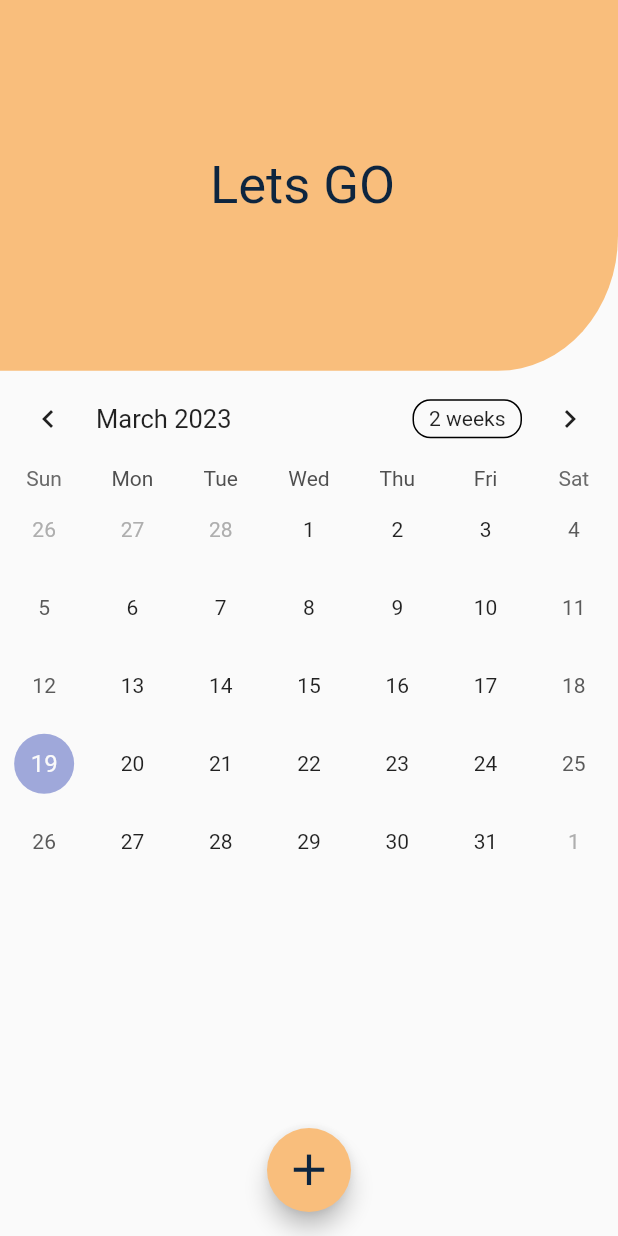
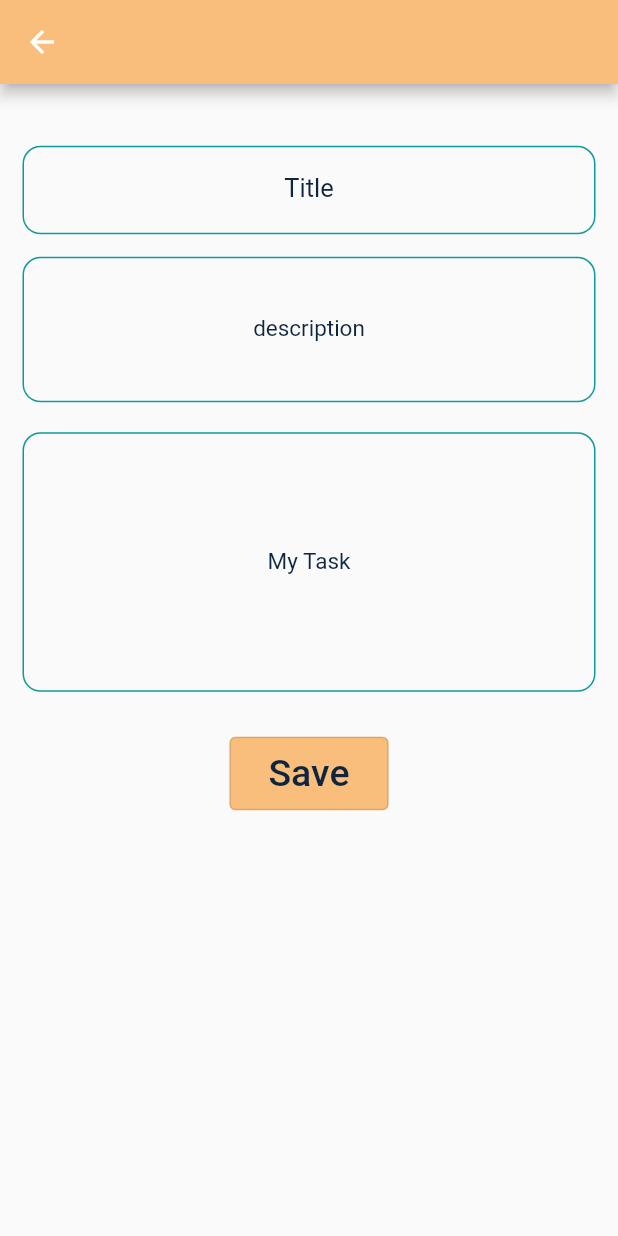
Before and after one commit to miladshenava/MyTodo_List, a Flutter app: the screen it shows after launch, after a tap on the "add" icon, on a phone screen of 412 x 824 dp. Run offline on Flutter 3.47's test engine with Material 2 defaults, Android fonts, the phone set to English and light mode, and no system bars; drawn by our look-alikes of table_calendar; our stand-ins replace google_fonts, hive, hive_flutter; accounts and stored records are empty; generated files the repository leaves out were written again; Roboto replaces fonts that are missing (Ubuntu).

Commit message:
final project

```diff
--- a/lib/main.dart
+++ b/lib/main.dart
@@ -1,8 +1,12 @@
 import 'package:flutter/material.dart';
+import 'package:hive_flutter/hive_flutter.dart';
 import 'package:memory_game/ui/homePage.dart';
+import 'models/todo.dart';
 
 
-void main() {
+void main() async{
+  await Hive.initFlutter();
+  Hive.registerAdapter(todoAdapter());
   runApp(const MyApp());
 }
 
--- a/lib/models/todo.dart
+++ b/lib/models/todo.dart
@@ -0,0 +1,16 @@
+import 'package:hive/hive.dart';
+part 'todo.g.dart';
+
+@HiveType(typeId : 1)
+class todo{
+  @HiveField(0)
+  String title = '';
+
+  @HiveField(1)
+  String description = '';
+
+  @HiveField(2)
+  String myTask = '';
+  todo({required this.title, required this.description, required this.myTask});
+
+}
--- a/lib/ui/homePage.dart
+++ b/lib/ui/homePage.dart
@@ -1,9 +1,13 @@
-
 import 'package:flutter/cupertino.dart';
 import 'package:flutter/material.dart';
 import 'package:google_fonts/google_fonts.dart';
+import 'package:hive/hive.dart';
+import 'package:memory_game/ui/taskPage.dart';
 import 'package:memory_game/ui/ui_helper/constant.dart';
+import 'package:hive_flutter/hive_flutter.dart';
 import 'package:table_calendar/table_calendar.dart';
+
+import '../models/todo.dart';
 
 class HomePage extends StatefulWidget {
   const HomePage({Key? key}) : super(key: key);
@@ -15,18 +19,16 @@ class HomePage extends StatefulWidget {
 class _HomePageState extends State<HomePage> {
   @override
   Widget build(BuildContext context) {
-    var width = MediaQuery
-        .of(context)
-        .size
-        .width;
-    var height = MediaQuery
-        .of(context)
-        .size
-        .height;
+    var width = MediaQuery.of(context).size.width;
+    var height = MediaQuery.of(context).size.height;
 
     return Scaffold(
       floatingActionButton: FloatingActionButton(
-        onPressed: () {},
+        onPressed: () {
+          Navigator.push(context, MaterialPageRoute(builder: (context) {
+            return const TaskPage();
+          }));
+        },
         backgroundColor: kcreem,
         child: const Icon(
           Icons.add,
@@ -43,17 +45,13 @@ class _HomePageState extends State<HomePage> {
               shape: BoxShape.rectangle,
               borderRadius: BorderRadius.only(
                 bottomRight: Radius.elliptical(80, 90),
-
               ),
-
             ),
-
             width: width,
             height: height * 0.3,
             child: Row(
               mainAxisAlignment: MainAxisAlignment.spaceEvenly,
               children: [
-
                 Text(
                   'Lets GO ',
                   style: GoogleFonts.ubuntu(fontSize: 35, color: kblackBlu),
@@ -62,16 +60,124 @@ class _HomePageState extends State<HomePage> {
             ),
           ),
           Container(
-            child: TableCalendar(
-              firstDay: DateTime.utc(2010, 10, 16),
-              lastDay: DateTime.utc(2030, 3, 14),
-              focusedDay: DateTime.now(),
+            height: height*0.7,
+            child: FutureBuilder(
+              future: loadeData(),
+              builder: (context, snapshot) {
+                if (snapshot.hasData) {
+                  return ListViewBuilder();
+                } else {
+                  return Center(
+                    child: Container(
+                      height: 60,
+                      width: 60,
+                      decoration: BoxDecoration(
+                          color: Colors.black87,
+                          borderRadius: BorderRadius.circular(10)),
+                      child: const Padding(
+                        padding: EdgeInsets.all(10),
+                        child: CircularProgressIndicator(
+                          valueColor:
+                              AlwaysStoppedAnimation<Color>(Colors.blueAccent),
+                        ),
+                      ),
+                    ),
+                  );
+                }
+              },
             ),
-
-
           ),
         ],
       ),
     );
   }
+
+  Future<Box> loadeData() {
+    return Hive.openBox('todo');
+  }
+
+  Widget ListViewBuilder() {
+    final TodoBox = Hive.box('todo');
+    return ValueListenableBuilder(
+        valueListenable: TodoBox.listenable(),
+        builder: (context, Box box, _) {
+          if (box.isEmpty) {
+            return const Center(
+              child: Padding(
+                padding: EdgeInsets.only(top: 50),
+                child: Text(
+                  'NO Iteam',
+                  style: TextStyle(fontSize: 30, color: kblackBlu),
+                ),
+              ),
+            );
+          } else {
+            return GridView.builder(
+                gridDelegate: const SliverGridDelegateWithFixedCrossAxisCount(
+                    crossAxisCount: 2),
+                scrollDirection: Axis.vertical,
+                shrinkWrap: true,
+                itemCount: TodoBox.length,
+                itemBuilder: (context, index) {
+                  final todo Todo = box.getAt(index);
+                  return Padding(
+                    padding: const EdgeInsets.all(8.0),
+                    child: InkWell(
+                      onTap: () {
+
+                      },
+                      child: Container(
+                        decoration: const BoxDecoration(
+                          color: kblackBlu,
+                          shape: BoxShape.rectangle,
+                          borderRadius: BorderRadius.only(
+                            bottomRight: Radius.elliptical(40, 60),
+                          ),
+                        ),
+                        height: 100,
+                        child: Column(
+                          children: [
+                            Row(
+                              mainAxisAlignment: MainAxisAlignment.end,
+                              children: [
+                                IconButton(
+                                  color: kred,
+                                    alignment: Alignment.bottomLeft,
+                                    onPressed: () {remove(index);},
+                                    icon: Icon(Icons.remove_circle_outline)),
+                              ],
+                            ),
+                            Row(
+                              mainAxisAlignment: MainAxisAlignment.center,
+                              children: [
+                                Container(
+                                  height: 120,
+                                  width:130,
+                                  child: Padding(
+                                    padding: const EdgeInsets.only(
+                                        right: 10, top: 10),
+                                    child: Text(
+                                      Todo.title,
+                                      style: GoogleFonts.ubuntu(
+                                          fontSize: 20, color: kwite),
+                                    ),
+                                  ),
+                                ),
+                              ],
+                            )
+                          ],
+                        ),
+                      ),
+                    ),
+                  );
+                });
+          }
+        });
+  }
+
+  remove(int index) {
+    Box box = Hive.box('todo');
+    box.deleteAt(index);
+    print('remove');
+  }
 }
--- a/lib/ui/taskPage.dart
+++ b/lib/ui/taskPage.dart
@@ -0,0 +1,131 @@
+import 'package:flutter/cupertino.dart';
+import 'package:flutter/material.dart';
+import 'package:google_fonts/google_fonts.dart';
+import 'package:hive/hive.dart';
+import 'package:memory_game/models/todo.dart';
+import 'package:memory_game/ui/ui_helper/constant.dart';
+import 'package:path_provider/path_provider.dart';
+
+
+class TaskPage extends StatefulWidget {
+  const TaskPage({Key? key}) : super(key: key);
+
+  @override
+  State<TaskPage> createState() => _TaskPageState();
+}
+
+class _TaskPageState extends State<TaskPage> {
+  TextEditingController titleController = TextEditingController();
+  TextEditingController description = TextEditingController();
+  TextEditingController MyTask = TextEditingController();
+
+  @override
+  Widget build(BuildContext context) {
+    final height = MediaQuery.of(context).size.height;
+
+    return Scaffold(
+      appBar: AppBar(
+        backgroundColor: kcreem,
+      ),
+      body: SingleChildScrollView(
+        child: Column(
+          crossAxisAlignment: CrossAxisAlignment.center,
+          children: [
+            SizedBox(
+              height: height * 0.05,
+            ),
+            Padding(
+              padding: const EdgeInsets.only(left: 15, right: 15),
+              child: TextField(
+                  controller: titleController,
+                  decoration: InputDecoration(
+                    label: Center(
+                        child: Text(
+                      'Title',
+                      style: GoogleFonts.ubuntu(
+                        fontSize: 17,
+                        color: kblackBlu,
+                      ),
+                    )),
+                    enabledBorder: OutlineInputBorder(
+                        borderSide: BorderSide(width: 1, color: kgreenBlu),
+                        borderRadius: BorderRadius.circular(12)),
+                    focusedBorder: OutlineInputBorder(
+                        borderSide: BorderSide(width: 1, color: kgreenBlu)),
+                  )),
+            ),
+            Padding(
+              padding: const EdgeInsets.only(
+                  left: 15, right: 15, top: 15, bottom: 20),
+              child: TextField(
+                  maxLines: 3,
+                  controller: description,
+                  decoration: InputDecoration(
+                    label: Center(
+                        child: Text(
+                      'description',
+                      style: GoogleFonts.ubuntu(
+                        fontSize: 15,
+                        color: kblackBlu,
+                      ),
+                    )),
+                    enabledBorder: OutlineInputBorder(
+                        borderSide: BorderSide(width: 1, color: kgreenBlu),
+                        borderRadius: BorderRadius.circular(12)),
+                    focusedBorder: OutlineInputBorder(
+                        borderSide: BorderSide(width: 1, color: kgreenBlu)),
+                  )),
+            ),
+            Padding(
+              padding: const EdgeInsets.only(left: 15, right: 15, bottom: 30),
+              child: TextField(
+                  maxLines: 7,
+                  controller: MyTask,
+                  decoration: InputDecoration(
+                    label: Center(
+                        child: Text(
+                      'My Task',
+                      style: GoogleFonts.ubuntu(
+                        fontSize: 15,
+                        color: kblackBlu,
+                      ),
+                    )),
+                    enabledBorder: OutlineInputBorder(
+                        borderSide:
+                            const BorderSide(width: 1, color: kgreenBlu),
+                        borderRadius: BorderRadius.circular(12)),
+                    focusedBorder: const OutlineInputBorder(
+                        borderSide: BorderSide(width: 1, color: kgreenBlu)),
+                  )),
+            ),
+            OutlinedButton(
+              style: ElevatedButton.styleFrom(
+                primary: kcreem,
+                onPrimary: Colors.white,
+              ),
+              onPressed: onButtenPres,
+              child: const Padding(
+                padding: EdgeInsets.all(10),
+                child: Text(
+                  'Save',
+                  style: TextStyle(fontSize: 25, color: kblackBlu),
+                ),
+              ),
+            )
+          ],
+        ),
+      ),
+    );
+  }
+  onButtenPres(){
+    String valu = titleController.text;
+    print(valu);
+    add(title: titleController.text, description: description.text, myTask: MyTask.text);
+  }
+  add({required String title , required String description, required String myTask}) async{
+  var box = await Hive.openBox('todo');
+  todo Todo = todo(title: title, description: description, myTask: myTask);
+  int result =await box.add(Todo);
+  print(result);
+  }
+}
--- a/lib/ui/ui_helper/constant.dart
+++ b/lib/ui/ui_helper/constant.dart
@@ -1,9 +1,9 @@
 import 'package:flutter/material.dart';
 import 'dart:ui';
 
-const kwite =  Color(0xfffff9ec);
+const kwite =  Color(0xfffff1cc);
 const kcreem = Color(0xfff9be7c);
 const kred= Color(0xffe46472);
 const kblu = Color(0xff6488e4);
-const kgreenBlu = Color(0xff309397);
+const kgreenBlu = Color(0xff109999);
 const kblackBlu= Color(0xff0d253f);
--- a/pubspec.yaml
+++ b/pubspec.yaml
@@ -36,12 +36,16 @@ dependencies:
   cupertino_icons: ^1.0.2
   google_fonts: ^3.0.1
   table_calendar: ^3.0.9
+  hive: ^2.2.3
+  hive_flutter: ^1.1.0
 
 
 
 
 
 dev_dependencies:
+  hive_generator: ^1.1.0
+  build_runner: ^2.1.1
   flutter_test:
     sdk: flutter
 
```
Also changed, not shown: pubspec.lock.
